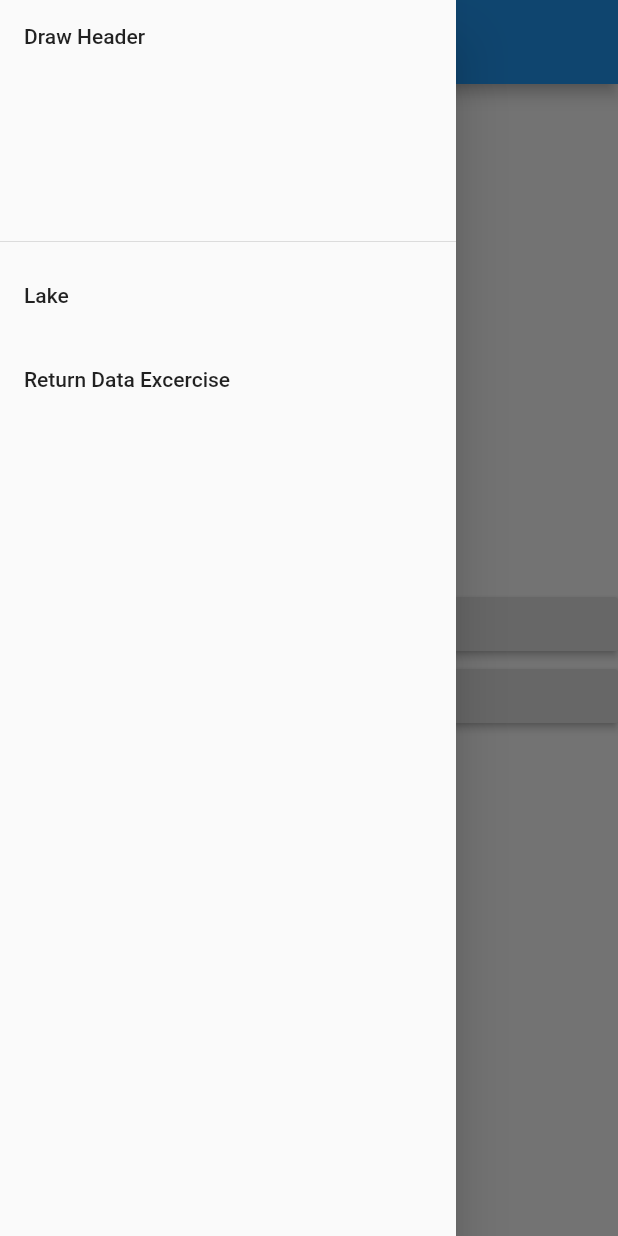
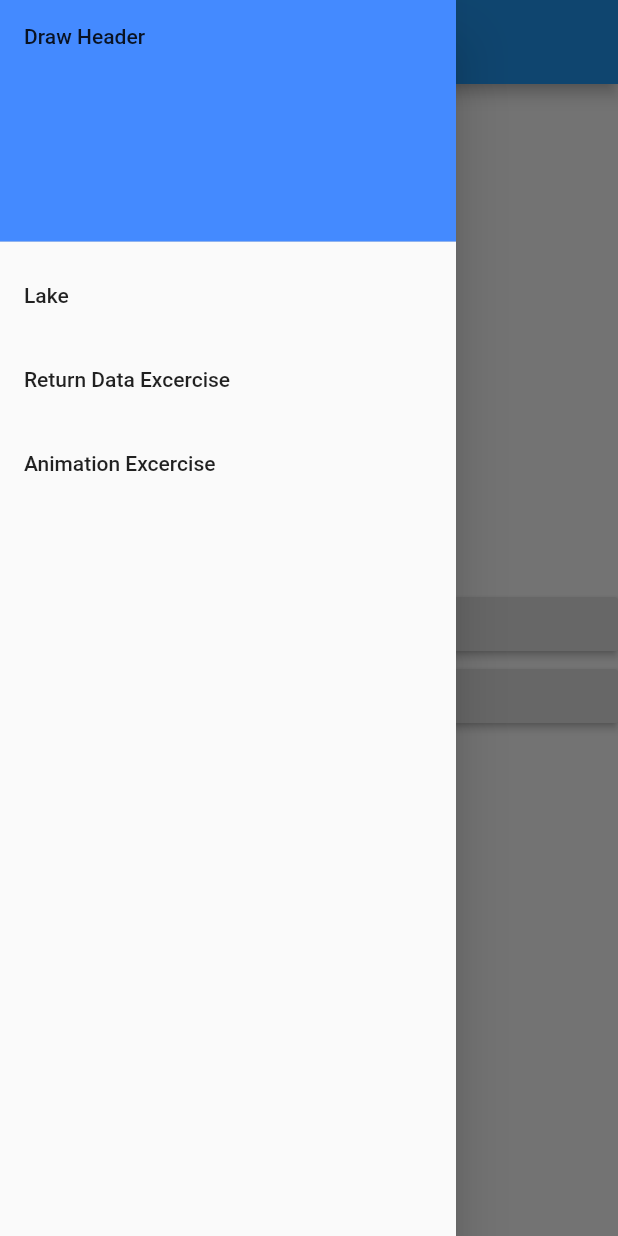
Before and after one commit to neilreyes/flutter_layout, a Flutter app: the screen it shows after launch, with the side drawer open, on a phone screen of 412 x 824 dp. Run offline on Flutter 3.47's test engine with Material 2 defaults, Android fonts, the phone set to English and light mode, and no system bars.

```diff
--- a/lib/home_page.dart
+++ b/lib/home_page.dart
@@ -33,7 +33,12 @@ class HomePage extends StatelessWidget {
           child: ListView(
             children: <Widget>[
               DrawerHeader(
-                child: Text("Draw Header"),
+                decoration: BoxDecoration(
+                  color: Colors.blueAccent,
+                ),
+                child: Text(
+                  "Draw Header"
+                ),
               ),
               ListTile(
                 onTap: (){
@@ -46,6 +51,12 @@ class HomePage extends StatelessWidget {
                   Navigator.popAndPushNamed(context, '/rdata');
                 },
                 title: Text('Return Data Excercise'),
+              ),
+              ListTile(
+                onTap: () {
+                  Navigator.popAndPushNamed(context, '/animation');
+                },
+                title: Text('Animation Excercise'),
               )
             ],
           ),
--- a/lib/main.dart
+++ b/lib/main.dart
@@ -3,6 +3,7 @@ import 'package:flutter/rendering.dart';
 import 'home_page.dart';
 import 'lake.dart';
 import 'rdata_page.dart';
+import 'animation_screen.dart';
 
 void main(){
   debugPaintSizeEnabled = false;
@@ -14,6 +15,7 @@ void main(){
       '/': (context) => new HomePage(),
       '/lake': (context)=> new Lake(),
       '/rdata': (context)=> new RDataPage(),
+      '/animation': (context)=> new AnimationScreen(),
     },
   ));
 }
```
Also changed, not shown: lib/animation_screen.dart (added, +51 -0 lines).
